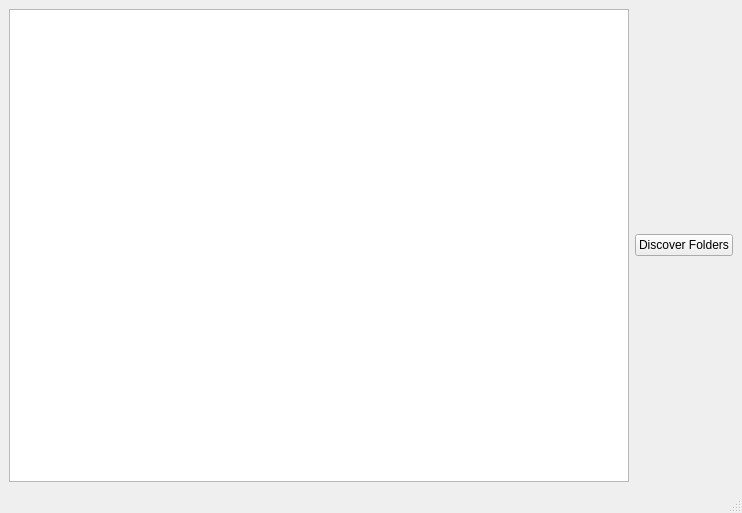
Above: frontend/application.ui from ZRupp/gdrive-save-backup before the change. Below: the same form after it.
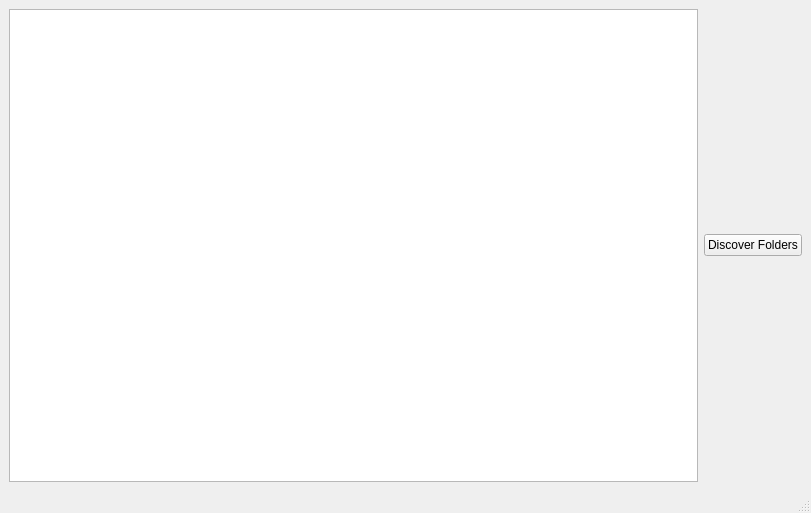
That is the form after the change.

Commit message: Add method to update view.

What changed in the file:
```diff
--- a/frontend/application.ui
+++ b/frontend/application.ui
@@ -7,7 +7,7 @@
             <rect>
                 <x>0</x>
                 <y>0</y>
-                <width>742</width>
+                <width>811</width>
                 <height>513</height>
             </rect>
         </property>
@@ -39,9 +39,6 @@
                         <attribute name="horizontalHeaderStretchLastSection">
                             <bool>true</bool>
                         </attribute>
-                        <property name="textElideMode">
-                            <enum>Qt::ElideNone</enum>
-                        </property>
                     </widget>
                 </item>
                 <item>
```
Left out of the diff: 2 changed lines with no effect on the pictures. The commit also changes 1 other file.
